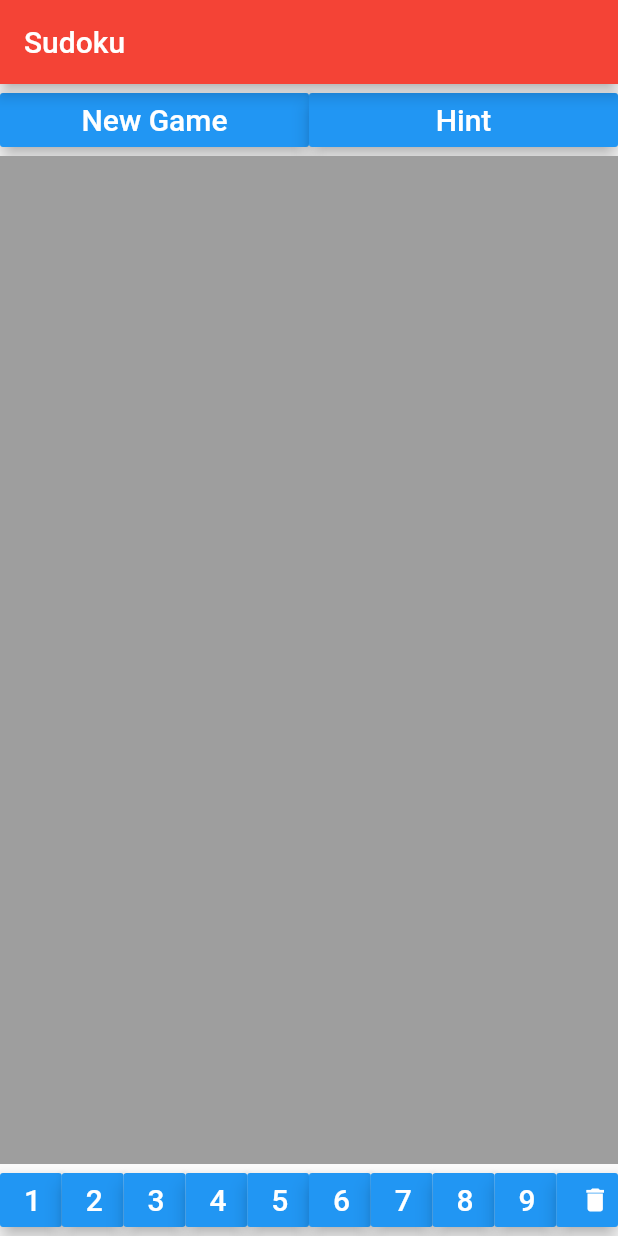
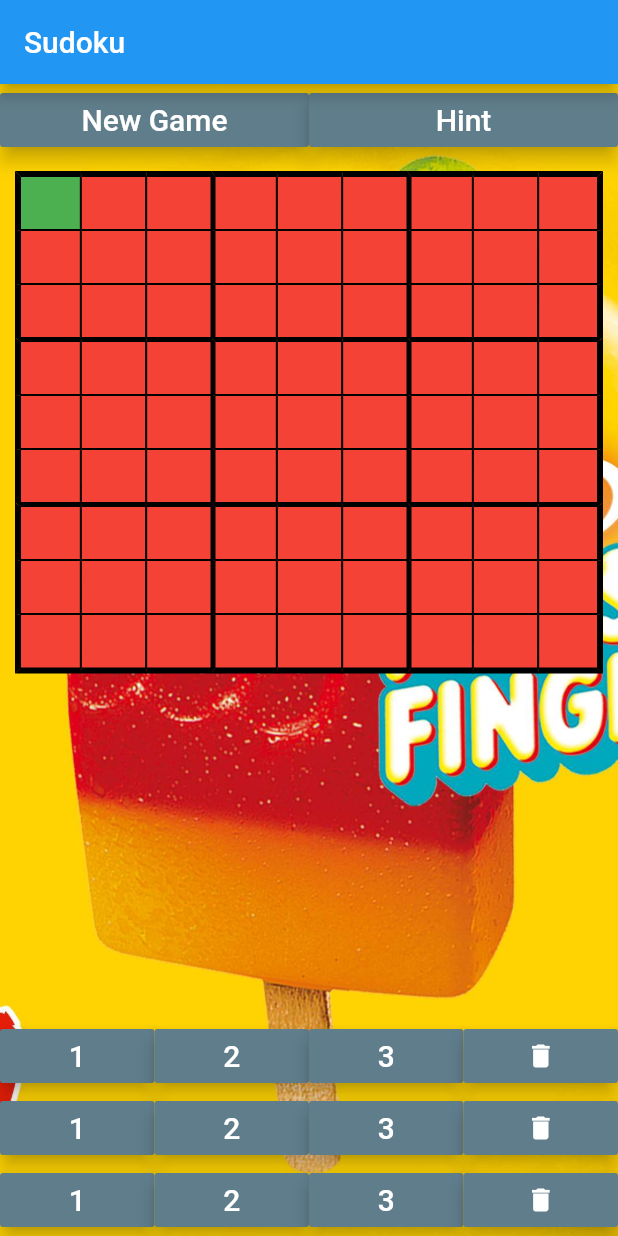
Before and after one commit to fhswf/sudoku, a Flutter app: the screen it shows after launch, on a phone screen of 412 x 824 dp. Run offline on Flutter 3.47's test engine with Material 2 defaults, Android fonts, the phone set to English and light mode, and no system bars; our stand-ins replace tuple.

Commit message:
Einzelne Sudoku Boxen in eigenes Widget ausgelagert, welches den Status dieser Box wiederspiegelt

```diff
--- /dev/null
+++ b/lib/classes/boxstate.dart
@@ -0,0 +1,36 @@
+import 'package:tuple/tuple.dart';
+
+/// Speichert den aktuellen Status eines Kästchens in dem Sudokufeld.
+class BoxState {
+  // Aktueller Wert in dem Kästchen.
+  // 0 bedeutet Kästchen ist nicht gefüllt.
+  int value;
+
+  // Wert der Lösung.
+  int solutionValue;
+
+  // Speichern, ob der Wert beim Start des Spiels bereits gefüllt ist.
+  bool isInitalValue;
+
+  Tuple2<int, int> position;
+
+  BoxState(int solutionValue, Tuple2<int, int> position,
+      {int value = 0, bool isInitalValue = false}) {
+    this.solutionValue = solutionValue;
+    this.value = value;
+    this.isInitalValue = isInitalValue;
+    this.position = position;
+  }
+
+  // Gibt zurück, ob der aktuelle Wert richtig ist.
+  bool correctAnswer() {
+    return this.value == this.solutionValue;
+  }
+
+  void updateValue(int value) {
+    // Frage, muss ich das immer in einem setState aufrufen, damit der Wert sich in der UI aktualisiert?
+    //setState(() =>
+    this.value = value;
+    //);
+  }
+}
--- a/lib/main.dart
+++ b/lib/main.dart
@@ -21,7 +21,7 @@ class MyApp extends StatelessWidget {
         // or simply save your changes to "hot reload" in a Flutter IDE).
         // Notice that the counter didn't reset back to zero; the application
         // is not restarted.
-        primarySwatch: Colors.red,
+        primarySwatch: Colors.blue,
         // This makes the visual density adapt to the platform that you run
         // the app on. For desktop platforms, the controls will be smaller and
         // closer together (more dense) than on mobile platforms.
--- /dev/null
+++ b/lib/widgets/box.dart
@@ -0,0 +1,97 @@
+import 'package:flutter/material.dart';
+import 'package:tuple/tuple.dart';
+
+/// Speichert den aktuellen Status eines Kästchens in dem Sudokufeld.
+class Box extends StatefulWidget {
+  // Aktueller Wert in dem Kästchen.
+  // 0 bedeutet Kästchen ist nicht gefüllt.
+  int value;
+
+  // Wert der Lösung.
+  int solutionValue;
+
+  // Speichern, ob der Wert beim Start des Spiels bereits gefüllt ist.
+  bool isInitalValue;
+
+  Tuple2<int, int> position;
+
+  Box(int solutionValue, Tuple2<int, int> position,
+      {int value = 0, bool isInitalValue = false}) {
+    this.solutionValue = solutionValue;
+    this.value = value;
+    this.isInitalValue = isInitalValue;
+    this.position = position;
+  }
+
+  // Gibt zurück, ob der aktuelle Wert richtig ist.
+  bool correctAnswer() {
+    return this.value == this.solutionValue;
+  }
+
+  String getValue() {
+    if (this.value == 0) return '';
+    return this.value.toString();
+  }
+
+  @override
+  _BoxState createState() => _BoxState();
+}
+
+class _BoxState extends State<Box> {
+  void updateValue(int value) {
+    // Frage, muss ich das immer in einem setState aufrufen, damit der Wert sich in der UI aktualisiert?
+    // Mal ausprobieren
+    setState(() => widget.value = value);
+  }
+
+  @override
+  Widget build(BuildContext context) {
+    int counter = 0;
+    return Expanded(
+      child: InkWell(
+        onTap: () {
+          // Evtl. muss ich das in einer Klasse vorher machen. Dort wo ich speichere, welche Box gerade selektiert ist.
+          counter++;
+          print("Tapped a Container" + counter.toString());
+        },
+        child: Container(
+          decoration: BoxDecoration(
+            color: widget.correctAnswer() ? Colors.green : Colors.red,
+            border: Border(
+              top: BorderSide(
+                //                    <--- top side
+                color: Colors.black,
+                width: widget.position.item1 % 3 != 0
+                    ? 1.0
+                    : widget.position.item1 == 0 ? 4.0 : 3.0,
+              ),
+              right: BorderSide(
+                //                   <--- left side
+                color: Colors.black,
+                width: widget.position.item2 == 8 ? 4.0 : 0.0,
+              ),
+              bottom: BorderSide(
+                //                    <--- top side
+                color: Colors.black,
+                width: widget.position.item1 == 8 ? 4.0 : 0.0,
+              ),
+              left: BorderSide(
+                //                   <--- left side
+                color: Colors.black,
+                width: widget.position.item2 % 3 != 0
+                    ? 1.0
+                    : widget.position.item2 == 0 ? 4.0 : 3.0,
+              ),
+            ),
+          ), //       <--- BoxDecoration here
+          child: Center(
+            child: Text(
+              widget.getValue(),
+              style: TextStyle(fontSize: 30.0),
+            ),
+          ),
+        ),
+      ),
+    );
+  }
+}
--- a/lib/widgets/homepage.dart
+++ b/lib/widgets/homepage.dart
@@ -1,4 +1,5 @@
 import 'package:flutter/material.dart';
+import 'package:sudoku/widgets/sudoku.dart';
 
 class HomePage extends StatefulWidget {
   HomePage({Key key, this.title}) : super(key: key);
@@ -26,29 +27,33 @@ class _HomePageState extends State<HomePage> {
   ];
   int selectedDifficultyItem = 1;
 
+  List<List<dynamic>> twoDList =
+      List.generate(9, (i) => List(9), growable: false);
+
   // Here goes the Methods
   List<Widget> createNumberButtons() {
-    List<Widget> buttons = new List<Widget>();
+    List<Widget> buttons = List<Widget>();
 
-    for (int i = 1; i <= 9; i++) {
+    for (int i = 1; i <= 3; i++) {
       buttons.add(Expanded(
         child: RaisedButton(
           onPressed: () {},
           child: Text(i.toString(), style: TextStyle(fontSize: 20)),
-          color: Colors.blue,
+          color: Colors.blueGrey,
           textColor: Colors.white,
           elevation: 5,
         ),
       ));
     }
 
+    // Lieber löschen durch gedrückthalten
     buttons.add(Expanded(
       child: RaisedButton(
         onPressed: () {},
         child: Center(
           child: Icon(Icons.delete, size: 20),
         ),
-        color: Colors.blue,
+        color: Colors.blueGrey,
         textColor: Colors.white,
         elevation: 5,
       ),
@@ -66,12 +71,19 @@ class _HomePageState extends State<HomePage> {
     // fast, so that you can just rebuild anything that needs updating rather
     // than having to individually change instances of widgets.
     return Scaffold(
-        appBar: AppBar(
-          // Here we take the value from the MyHomePage object that was created by
-          // the App.build method, and use it to set our appbar title.
-          title: Text(widget.title),
+      appBar: AppBar(
+        // Here we take the value from the MyHomePage object that was created by
+        // the App.build method, and use it to set our appbar title.
+        title: Text(widget.title),
+      ),
+      body: Container(
+        decoration: BoxDecoration(
+          image: DecorationImage(
+            image: AssetImage("images/background.jpg"),
+            fit: BoxFit.cover,
+          ),
         ),
-        body: Column(
+        child: Column(
           children: [
             Align(
               alignment: FractionalOffset.topCenter,
@@ -85,7 +97,7 @@ class _HomePageState extends State<HomePage> {
                       onPressed: () {},
                       child: const Text('New Game',
                           style: TextStyle(fontSize: 20)),
-                      color: Colors.blue,
+                      color: Colors.blueGrey,
                       textColor: Colors.white,
                       elevation: 5,
                     ),
@@ -94,7 +106,7 @@ class _HomePageState extends State<HomePage> {
                     child: RaisedButton(
                       onPressed: () {},
                       child: const Text('Hint', style: TextStyle(fontSize: 20)),
-                      color: Colors.blue,
+                      color: Colors.blueGrey,
                       textColor: Colors.white,
                       elevation: 5,
                     ),
@@ -114,7 +126,25 @@ class _HomePageState extends State<HomePage> {
               ),
             ),
             Expanded(
-              child: Container(color: Colors.grey),
+              child: Sudoku(twoDList: this.twoDList),
+            ),
+            Align(
+              alignment: FractionalOffset.bottomCenter,
+              child: Row(
+                crossAxisAlignment: CrossAxisAlignment.center,
+                mainAxisSize: MainAxisSize.max,
+                mainAxisAlignment: MainAxisAlignment.end,
+                children: createNumberButtons(),
+              ),
+            ),
+            Align(
+              alignment: FractionalOffset.bottomCenter,
+              child: Row(
+                crossAxisAlignment: CrossAxisAlignment.center,
+                mainAxisSize: MainAxisSize.max,
+                mainAxisAlignment: MainAxisAlignment.end,
+                children: createNumberButtons(),
+              ),
             ),
             Align(
               alignment: FractionalOffset.bottomCenter,
@@ -126,6 +156,8 @@ class _HomePageState extends State<HomePage> {
               ),
             ),
           ],
-        ));
+        ),
+      ),
+    );
   }
 }
--- a/lib/widgets/sudoku.dart
+++ b/lib/widgets/sudoku.dart
@@ -0,0 +1,71 @@
+import 'package:flutter/material.dart';
+import 'box.dart';
+import 'package:tuple/tuple.dart';
+import 'dart:math';
+
+class Sudoku extends StatefulWidget {
+  List<List<dynamic>> twoDList;
+
+  Sudoku({Key key, this.twoDList}) : super(key: key) {
+    // Evtl. anstatt hier nur Zahlen in einem 2D Array zu speichern, eine Klasse SudokuKasten machen und dort die Zahl, Farben, Position, vonSpeilerGefüllt, RichtigeZahl speichern.
+    twoDList = List.generate(9, (i) => List(9), growable: false);
+    for (int i = 0; i < twoDList.length; i++) {
+      for (int j = 0; j < twoDList.length; j++) {
+        twoDList[i][j] = i + j;
+      }
+    }
+  }
+
+  @override
+  _SudokuState createState() => _SudokuState(twoDList);
+}
+
+class _SudokuState extends State<Sudoku> {
+  List<List<Widget>>
+      twoDWidgetList; // Evtl hier die Widgets abspeichern, zu den einzelnen Feldern
+  List<List<dynamic>> twoDList;
+  String actualText = "1";
+
+  _SudokuState(List<List<dynamic>> list) {
+    this.twoDList = list;
+  }
+
+  List<Widget> getSudokuFields() {
+    List<Widget> fields = List<Widget>();
+
+    for (int i = 0; i < 9; i++) {
+      List<Widget> childs = List<Widget>();
+
+      for (int j = 0; j < 9; j++) {
+        var rng = new Random();
+
+        var box = Box(twoDList[i][j], Tuple2(i, j),
+            value: rng.nextInt(10), isInitalValue: false);
+
+        childs.add(box);
+      }
+
+      fields.add(
+        Row(
+          children: childs,
+        ),
+      );
+    }
+
+    return fields;
+  }
+
+  @override
+  Widget build(BuildContext context) {
+    var column = Column(
+      children: getSudokuFields(),
+    );
+
+    return Padding(
+      padding: const EdgeInsets.all(10),
+      child: Center(
+        child: column,
+      ),
+    );
+  }
+}
--- a/pubspec.yaml
+++ b/pubspec.yaml
@@ -23,6 +23,7 @@ environment:
 dependencies:
   flutter:
     sdk: flutter
+  tuple: ^1.0.3
 
 
   # The following adds the Cupertino Icons font to your application.
@@ -45,7 +46,8 @@ flutter:
   uses-material-design: true
 
   # To add assets to your application, add an assets section, like this:
-  # assets:
+  assets:
+  - images/background.jpg
   #   - images/a_dot_burr.jpeg
   #   - images/a_dot_ham.jpeg
 
```
Also changed, not shown: images/background.jpg (added), pubspec.lock.
